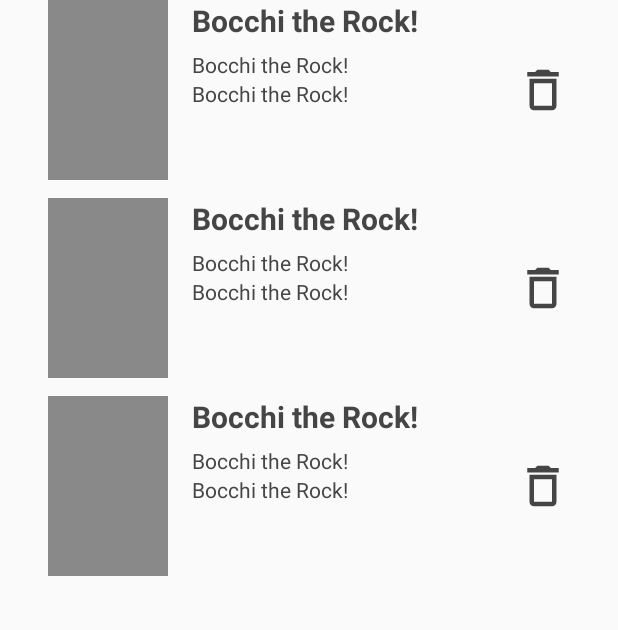
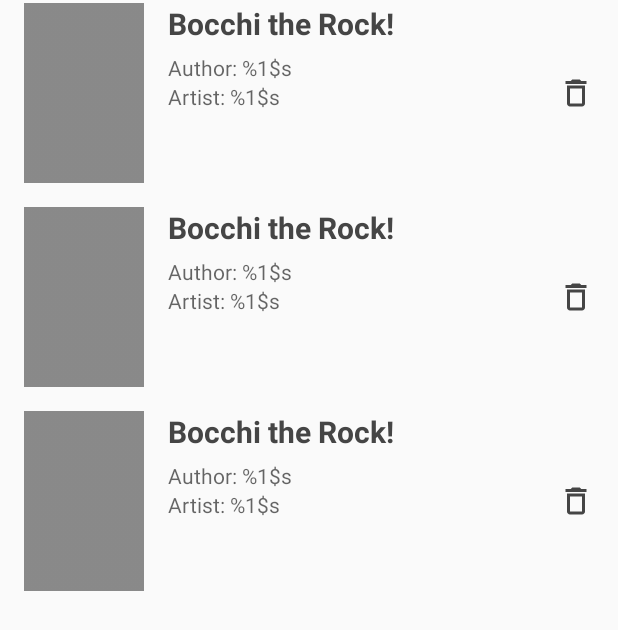
Before and after one commit to Cerberoseee/manga-app, an Android app: the layout fragment_library_list.xml on its own in the app's theme, with its tools: preview values and no code run, on a phone screen of 412 x 824 dp. Shown: the top 630 px of the screen. Run offline under Robolectric (Android 15) with nearby library versions, the phone set to English and light mode, and no system bars.

Commit message:
commit to fix conflict

```diff
--- a/app/src/main/java/com/example/mangaapp_finalproject/HistoryRecyclerViewAdapter.java
+++ b/app/src/main/java/com/example/mangaapp_finalproject/SearchRecyclerViewAdapter.java
@@ -5,7 +5,6 @@
 
 import android.content.Context;
 import android.content.Intent;
-import android.media.Image;
 import android.view.LayoutInflater;
 import android.view.View;
 import android.view.ViewGroup;
@@ -25,12 +24,12 @@
  * {@link RecyclerView.Adapter} that can display a {@link }.
  * TODO: Replace the implementation with code for your data type.
  */
-public class HistoryRecyclerViewAdapter extends RecyclerView.Adapter<HistoryRecyclerViewAdapter.ViewHolder> {
+public class SearchRecyclerViewAdapter extends RecyclerView.Adapter<SearchRecyclerViewAdapter.ViewHolder> {
 
     private Context context;
     private ArrayList<Manga> manga;
 
-    public HistoryRecyclerViewAdapter(Context context, ArrayList<Manga> manga) {
+    public SearchRecyclerViewAdapter(Context context, ArrayList<Manga> manga) {
         this.context = context;
         this.manga = manga;
     }
--- a/app/src/main/java/com/example/mangaapp_finalproject/browse/BrowseFragment.java
+++ b/app/src/main/java/com/example/mangaapp_finalproject/browse/BrowseFragment.java
@@ -12,8 +12,6 @@
 import androidx.recyclerview.widget.LinearLayoutManager;
 import androidx.recyclerview.widget.RecyclerView;
 
-import com.example.mangaapp_finalproject.HistoryRecyclerViewAdapter;
-import com.example.mangaapp_finalproject.LibraryRecyclerViewAdapter;
 import com.example.mangaapp_finalproject.R;
 import com.example.mangaapp_finalproject.api.type.Manga.Manga;
 
--- a/app/src/main/java/com/example/mangaapp_finalproject/browse/HottestRecyclerViewAdapter.java
+++ b/app/src/main/java/com/example/mangaapp_finalproject/browse/HottestRecyclerViewAdapter.java
@@ -7,13 +7,10 @@
 import android.view.ViewGroup;
 import android.widget.ImageView;
 import android.widget.TextView;
-import android.widget.Toast;
 
 import androidx.annotation.NonNull;
 import androidx.recyclerview.widget.RecyclerView;
 
-import com.example.mangaapp_finalproject.HistoryRecyclerViewAdapter;
-import com.example.mangaapp_finalproject.LibraryRecyclerViewAdapter;
 import com.example.mangaapp_finalproject.R;
 import com.example.mangaapp_finalproject.api.type.Manga.Manga;
 import com.example.mangaapp_finalproject.detail.MangaInfoActivity;
--- a/app/src/main/res/drawable/ic_delete.xml
+++ b/app/src/main/res/drawable/ic_delete.xml
@@ -1,6 +1,6 @@
 <vector xmlns:android="http://schemas.android.com/apk/res/android"
-    android:width="36dp"
-    android:height="36dp"
+    android:width="24dp"
+    android:height="24dp"
     android:viewportWidth="24"
     android:viewportHeight="24">
   <path
--- a/app/src/main/res/layout/fragment_item_row.xml
+++ b/app/src/main/res/layout/fragment_item_row.xml
@@ -1,12 +1,15 @@
 <?xml version="1.0" encoding="utf-8"?>
 <LinearLayout xmlns:android="http://schemas.android.com/apk/res/android"
+    xmlns:app="http://schemas.android.com/apk/res-auto"
     android:layout_width="match_parent"
     android:layout_height="wrap_content"
-    android:layout_marginStart="16dp"
-    android:layout_marginEnd="16dp"
     android:layout_marginBottom="12dp"
     android:background="?android:attr/selectableItemBackground"
-    android:orientation="horizontal">
+    android:orientation="horizontal"
+    android:paddingStart="16dp"
+    android:paddingTop="2dp"
+    android:paddingEnd="16dp"
+    android:paddingBottom="2dp">
 
     <ImageView
         android:id="@+id/ivMangaItem"
@@ -18,12 +21,11 @@
     <LinearLayout
         android:layout_width="0dp"
         android:layout_height="match_parent"
+        android:layout_marginStart="@dimen/text_margin"
+        android:layout_marginTop="0dp"
+        android:layout_marginEnd="6dp"
         android:layout_weight="1"
-        android:orientation="vertical"
-        android:layout_marginStart="@dimen/text_margin"
-        android:layout_marginEnd="6dp"
-        android:layout_marginTop="0dp"
-        >
+        android:orientation="vertical">
 
         <TextView
             android:id="@+id/tvMangaItemTitle"
@@ -36,20 +38,21 @@
             android:textStyle="bold" />
 
         <TextView
-            android:layout_marginTop="6dp"
             android:id="@+id/tvMangaItemAuthor"
             android:layout_width="match_parent"
             android:layout_height="wrap_content"
+            android:layout_marginTop="6dp"
+            android:hint="@string/Manga_author"
             android:maxLines="2"
-            android:text="@string/Manga_title"
             android:textColor="?attr/colorControlNormal"
             android:textSize="14sp" />
+
         <TextView
             android:id="@+id/tvMangaItemArtist"
             android:layout_width="match_parent"
             android:layout_height="wrap_content"
+            android:hint="@string/Manga_artist"
             android:maxLines="2"
-            android:text="@string/Manga_title"
             android:textColor="?attr/colorControlNormal"
             android:textSize="14sp" />
     </LinearLayout>
@@ -61,6 +64,6 @@
         android:layout_gravity="center"
         android:background="@android:color/transparent"
         android:src="@drawable/ic_delete"
-        android:tint="?attr/colorControlNormal" />
+        app:tint="?attr/colorControlNormal" />
 
 </LinearLayout>
--- a/app/src/main/res/layout/fragment_library_list.xml
+++ b/app/src/main/res/layout/fragment_library_list.xml
@@ -7,8 +7,6 @@
     android:name="com.example.mangaapp_finalproject.LibraryFragment"
     android:layout_width="match_parent"
     android:layout_height="match_parent"
-    android:layout_marginLeft="16dp"
-    android:layout_marginRight="16dp"
     app:layoutManager="LinearLayoutManager"
     tools:context=".LibraryFragment"
     tools:listitem="@layout/fragment_item_row" />
--- a/app/src/main/res/layout/fragment_history_list.xml
+++ b/app/src/main/res/layout/fragment_search_list.xml
@@ -9,5 +9,5 @@
     android:layout_marginLeft="16dp"
     android:layout_marginRight="16dp"
     app:layoutManager="LinearLayoutManager"
-    tools:context=".HistoryFragment"
+    tools:context=".SearchFragment"
     tools:listitem="@layout/fragment_item_row" />
--- a/app/src/main/res/menu/bottom_nav_menu.xml
+++ b/app/src/main/res/menu/bottom_nav_menu.xml
@@ -12,9 +12,9 @@
         android:icon="@drawable/ic_browser_nav"
         android:title="Browse" />
     <item
-        android:id="@+id/historyItem"
-        android:icon="@drawable/ic_history_nav"
-        android:title="History" />
+        android:id="@+id/searchItem"
+        android:icon="@drawable/ic_search_action"
+        android:title="Search" />
     <item
         android:id="@+id/moreItem"
         android:icon="@drawable/ic_more_nav"
--- a/app/src/main/res/values/strings.xml
+++ b/app/src/main/res/values/strings.xml
@@ -31,7 +31,8 @@
     <string name="Manga_artist">Artist: %1$s</string>
     <string name="Manga_status">Status: finished</string>
     <string name="Manga_rating">10.0</string>
-    <string name="Manga_save_btn">Add to library</string>
+    <string name="Manga_save_btn">ADD TO LIBRARY</string>
+    <string name="Manga_save_btn_selected">IN LIBRARY</string>
     <string name="Manga_web_btn">Go to web</string>
     <string name="chapter_list">0 Chapters</string>
     <string name="Language_filter_btn">Filter by language</string>
```
Also changed, not shown: app/src/main/java/com/example/mangaapp_finalproject/MainActivity.java (+8 -12 lines), app/src/main/java/com/example/mangaapp_finalproject/SearchFragment.java (renamed from app/src/main/java/com/example/mangaapp_finalproject/HistoryFragment.java, +7 -7 lines), app/src/main/java/com/example/mangaapp_finalproject/detail/MangaInfoActivity.java (+20 -4 lines), app/src/main/res/drawable/button_primary_selected.xml (added, +7 -0 lines), app/src/main/res/drawable/ic_book_saved_selected.xml (added, +10 -0 lines).
